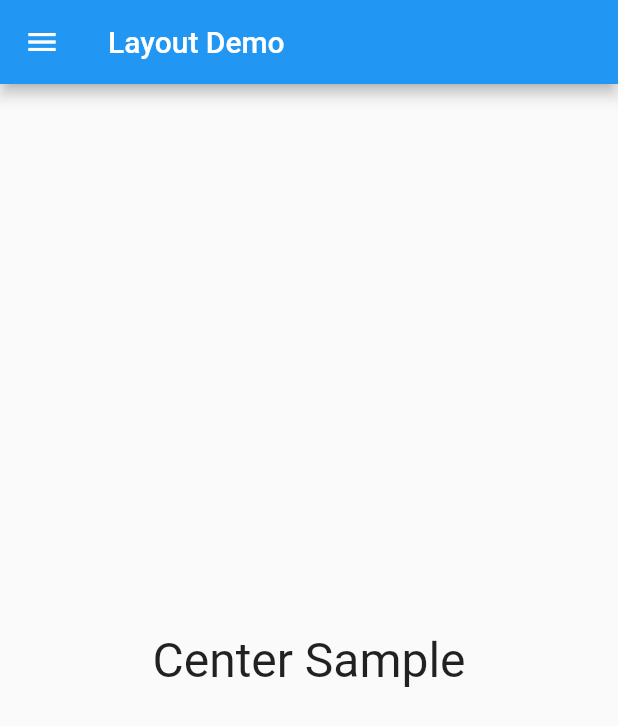
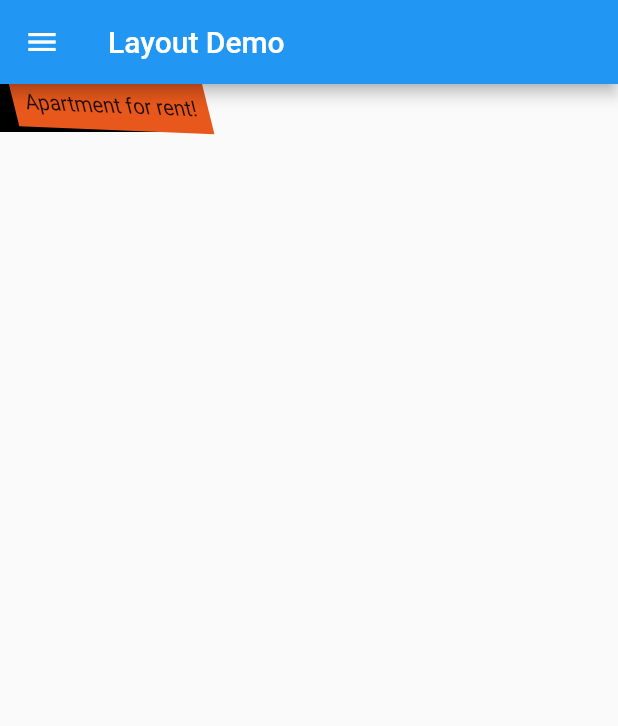
Before and after one commit to Kashiwara0205/-flutter-layout-sample, a Flutter app: the screen it shows after launch, in the side drawer, after a tap on "Transform", on a phone screen of 412 x 824 dp. Shown: the top 726 px of the screen. Run offline on Flutter 3.47's test engine with Material 2 defaults, Android fonts, the phone set to English and light mode, and no system bars.

Commit message:
Add lib/trans_form_sample.dart

```diff
--- a/lib/side_menu.dart
+++ b/lib/side_menu.dart
@@ -6,6 +6,7 @@ import 'aspcet_sample.dart';
 import 'container_sample.dart';
 import 'padding_sample.dart';
 import 'sized_box_sample.dart';
+import 'trans_form_sample.dart';
 
 enum Page {
   centerSample,
@@ -14,7 +15,8 @@ enum Page {
   aspectSample,
   containerSample,
   paddingSample,
-  sizedBoxSample
+  sizedBoxSample,
+  transFormSample
 }
 
 final List<Widget> pageList = [
@@ -24,7 +26,8 @@ final List<Widget> pageList = [
   createAspectSample(),
   createContainerSample(),
   createPaddingSample(),
-  createSizeBoxDemoSample()
+  createSizeBoxDemoSample(),
+  createTransFormSample()
 ];
 
 class SideMenu extends StatefulWidget {
@@ -108,7 +111,7 @@ class _State extends State<SideMenu> {
               ListTile(
                 title: const Text('Transform'),
                 onTap: () {
-                  setState(() => page = 0);
+                  setState(() => page = Page.transFormSample.index);
                   Navigator.pop(context);
                 },
               ),
--- /dev/null
+++ b/lib/trans_form_sample.dart
@@ -0,0 +1,17 @@
+import 'package:flutter/material.dart';
+import 'dart:math';
+
+Widget createTransFormSample(){
+  return Container(
+    color: Colors.black,
+    child: Transform(
+      alignment: Alignment.topRight,
+      transform: Matrix4.skewY(0.3)..rotateZ(-pi / 12.0),
+      child: Container(
+        padding: const EdgeInsets.all(8.0),
+        color: const Color(0xFFE8581C),
+        child: const Text('Apartment for rent!'),
+      ),
+    ),
+  );
+}
```
